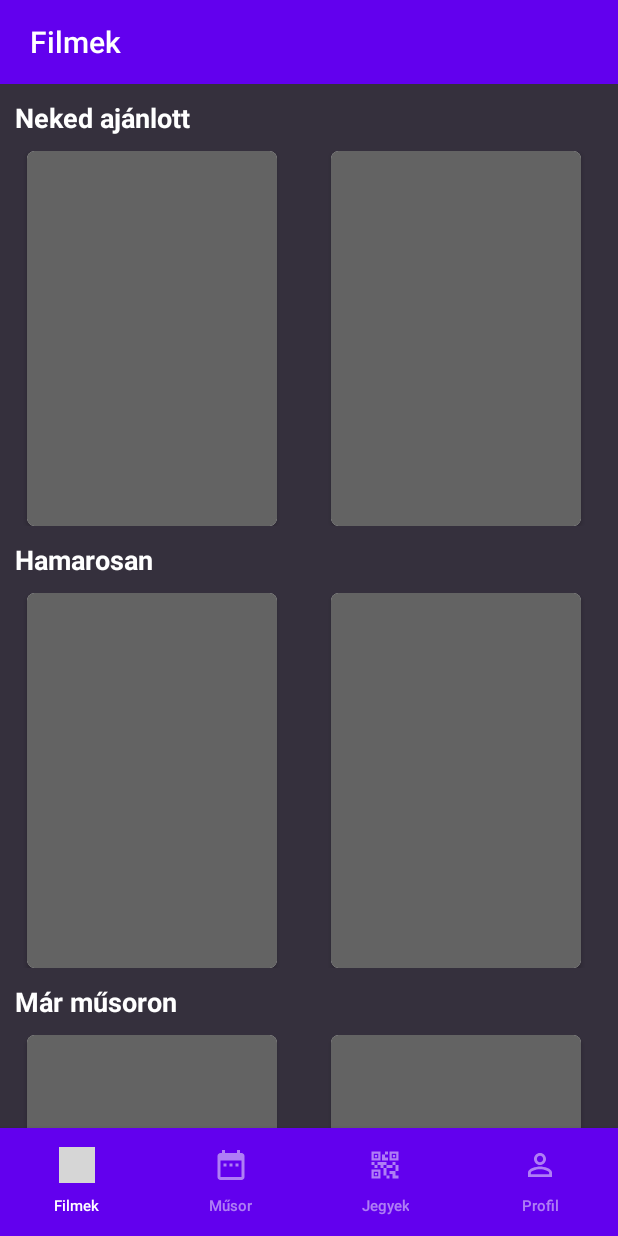
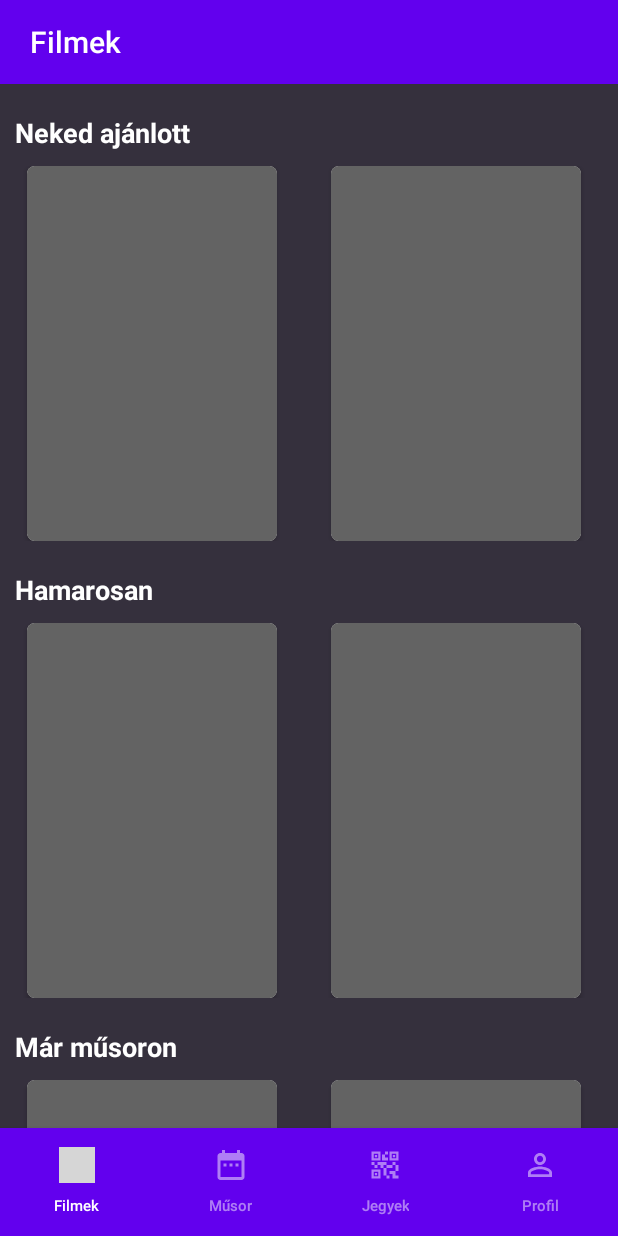
Before and after one commit to vtimea/mozie-android, an Android app: the MoviesFragment screen opened directly, with no data from a screen before it, on a phone screen of 412 x 824 dp. Run offline under Robolectric (Android 15) with nearby library versions, the phone set to English and light mode, and no system bars; our stand-ins replace Dagger/Hilt's generated code, RxJava, Shimmer; libraries missing offline, so code that uses them is left out: androidx.hilt.lifecycle; network calls fail; grey boxes are pictures that could not be loaded.

Commit message:
Minor layout adjustments, stop refreshing on network error

```diff
--- a/app/src/main/java/com/mozie/ui/tabMovies/MoviesFragment.kt
+++ b/app/src/main/java/com/mozie/ui/tabMovies/MoviesFragment.kt
@@ -86,6 +86,7 @@ class MoviesFragment : Fragment(), ItemClickListener<Movie> {
             shimmer(false, binding.shimmerSoon)
         })
         viewModel.networkError.observe(viewLifecycleOwner, { event ->
+            binding.swipeRefresh.isRefreshing = false
             Toast.makeText(
                 context,
                 event.getContentIfNotHandledOrReturnNull() ?: "",
--- a/app/src/main/res/layout/fragment_movies.xml
+++ b/app/src/main/res/layout/fragment_movies.xml
@@ -34,7 +34,8 @@
                     android:id="@+id/tvRecommended"
                     android:layout_width="wrap_content"
                     android:layout_height="wrap_content"
-                    android:layout_margin="@dimen/margin_small"
+                    android:layout_marginStart="@dimen/margin_small"
+                    android:layout_marginTop="@dimen/margin_medium"
                     android:text="@string/title_recommeneded"
                     android:textColor="@android:color/white"
                     android:textSize="@dimen/text_size_medium"
@@ -78,7 +79,8 @@
                     android:id="@+id/tvSoon"
                     android:layout_width="wrap_content"
                     android:layout_height="wrap_content"
-                    android:layout_margin="@dimen/margin_small"
+                    android:layout_marginStart="@dimen/margin_small"
+                    android:layout_marginTop="@dimen/margin_medium"
                     android:text="@string/title_soon"
                     android:textColor="@android:color/white"
                     android:textSize="@dimen/text_size_medium"
@@ -121,7 +123,8 @@
                     android:id="@+id/tvNow"
                     android:layout_width="wrap_content"
                     android:layout_height="wrap_content"
-                    android:layout_margin="@dimen/margin_small"
+                    android:layout_marginStart="@dimen/margin_small"
+                    android:layout_marginTop="@dimen/margin_medium"
                     android:text="@string/title_now"
                     android:textColor="@android:color/white"
                     android:textSize="@dimen/text_size_medium"
```
